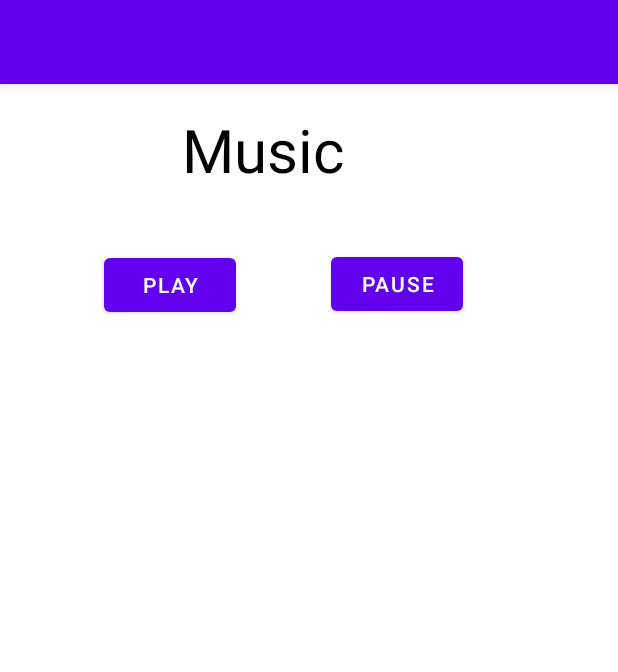
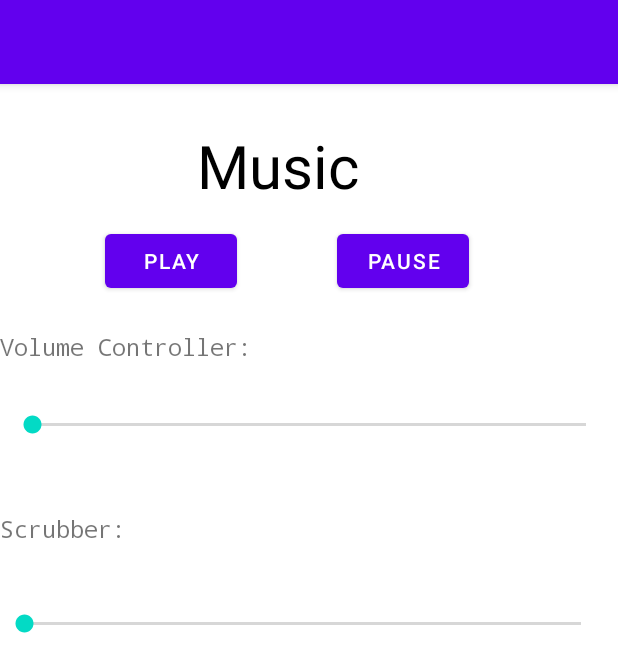
Before and after one commit to OFCDEV/SoundDemo, an Android app: the screen it shows after launch (MainActivity), on a phone screen of 412 x 824 dp. Shown: the top 672 px of the screen. Run offline under Robolectric (Android 15) with nearby library versions, the phone set to English and light mode, and no system bars.

Commit message:
Feat: Added
New features such as volume controller and Scrubber added

```diff
--- a/app/build.gradle
+++ b/app/build.gradle
@@ -36,4 +36,6 @@ dependencies {
     testImplementation 'junit:junit:4.13.2'
     androidTestImplementation 'androidx.test.ext:junit:1.1.5'
     androidTestImplementation 'androidx.test.espresso:espresso-core:3.5.1'
+
+
 }
--- a/app/src/main/java/com/example/sounddemo/MainActivity.java
+++ b/app/src/main/java/com/example/sounddemo/MainActivity.java
@@ -2,13 +2,20 @@ package com.example.sounddemo;
 
 import androidx.appcompat.app.AppCompatActivity;
 
+import android.media.AudioManager;
 import android.media.MediaPlayer;
 import android.os.Bundle;
+import android.util.Log;
 import android.view.View;
 import android.widget.MediaController;
+import android.widget.SeekBar;
+
+import java.util.Timer;
+import java.util.TimerTask;
 
 public class MainActivity extends AppCompatActivity {
     MediaPlayer mplayer;
+    AudioManager audioManager;
 
     public void playAudio(View view){
 
@@ -26,5 +33,72 @@ public class MainActivity extends AppCompatActivity {
         setContentView(R.layout.activity_main);
 
         mplayer = MediaPlayer.create(this, R.raw.music);
+
+        audioManager =(AudioManager) getSystemService(AUDIO_SERVICE);
+
+        int maxVolume = audioManager.getStreamMaxVolume(AudioManager.STREAM_MUSIC);
+
+        int curVolume = audioManager.getStreamVolume(AudioManager.STREAM_MUSIC);
+
+
+        SeekBar volumeControll = (SeekBar) findViewById(R.id.seekBar);
+
+        volumeControll.setMax(maxVolume);
+        volumeControll.setProgress(curVolume);
+        volumeControll.setOnSeekBarChangeListener(new SeekBar.OnSeekBarChangeListener() {
+            @Override
+            public void onProgressChanged(SeekBar seekBar, int progress, boolean b) {
+
+                audioManager.setStreamVolume(AudioManager.STREAM_MUSIC , progress, 0);
+
+            }
+
+            @Override
+            public void onStartTrackingTouch(SeekBar seekBar) {
+
+            }
+
+            @Override
+            public void onStopTrackingTouch(SeekBar seekBar) {
+
+            }
+
+        });
+
+        final SeekBar scrubber = (SeekBar) findViewById(R.id.scrubber);
+
+        scrubber.setMax(mplayer.getDuration());
+
+        new Timer().scheduleAtFixedRate(new TimerTask() {
+            @Override
+            //we're going to run in here immediately and then every
+            //
+            //second.
+            //
+            //So that's what this whole chunk of code is doing.
+            public void run() {
+                scrubber.setProgress(mplayer.getCurrentPosition());
+            }
+        },0,100); //Starting from 0 to every 100miliseconds
+
+
+        scrubber.setOnSeekBarChangeListener(new SeekBar.OnSeekBarChangeListener() {
+            @Override
+            public void onProgressChanged(SeekBar seekBar, int progress, boolean b) {
+
+                mplayer.seekTo(progress);
+
+            }
+            @Override
+            public void onStartTrackingTouch(SeekBar seekBar) {
+
+            }
+
+            @Override
+            public void onStopTrackingTouch(SeekBar seekBar) {
+
+            }
+        });
+
     }
 }
--- a/app/src/main/res/layout/activity_main.xml
+++ b/app/src/main/res/layout/activity_main.xml
@@ -15,10 +15,10 @@
         android:textSize="40dp"
         app:layout_constraintBottom_toBottomOf="parent"
         app:layout_constraintEnd_toEndOf="parent"
-        app:layout_constraintHorizontal_bias="0.407"
+        app:layout_constraintHorizontal_bias="0.441"
         app:layout_constraintStart_toStartOf="parent"
         app:layout_constraintTop_toTopOf="parent"
-        app:layout_constraintVertical_bias="0.023" />
+        app:layout_constraintVertical_bias="0.038" />
 
     <Button
         android:id="@+id/playButton"
@@ -28,10 +28,10 @@
         android:text="Play"
         app:layout_constraintBottom_toBottomOf="parent"
         app:layout_constraintEnd_toEndOf="parent"
-        app:layout_constraintHorizontal_bias="0.214"
+        app:layout_constraintHorizontal_bias="0.216"
         app:layout_constraintStart_toStartOf="parent"
         app:layout_constraintTop_toTopOf="parent"
-        app:layout_constraintVertical_bias="0.153" />
+        app:layout_constraintVertical_bias="0.131" />
 
     <Button
         android:id="@+id/pauseButton"
@@ -41,8 +41,57 @@
         android:text="Pause"
         app:layout_constraintBottom_toBottomOf="parent"
         app:layout_constraintEnd_toEndOf="parent"
-        app:layout_constraintHorizontal_bias="0.681"
+        app:layout_constraintHorizontal_bias="0.693"
         app:layout_constraintStart_toStartOf="parent"
         app:layout_constraintTop_toTopOf="parent"
-        app:layout_constraintVertical_bias="0.152" />
+        app:layout_constraintVertical_bias="0.131" />
+
+    <SeekBar
+        android:id="@+id/seekBar"
+        android:layout_width="401dp"
+        android:layout_height="47dp"
+        app:layout_constraintBottom_toBottomOf="parent"
+        app:layout_constraintEnd_toEndOf="parent"
+        app:layout_constraintStart_toStartOf="parent"
+        app:layout_constraintTop_toTopOf="parent"
+        app:layout_constraintVertical_bias="0.283" />
+
+    <TextView
+        android:id="@+id/textView2"
+        android:layout_width="254dp"
+        android:layout_height="26dp"
+        android:fontFamily="monospace"
+        android:text="Volume Controller:"
+        android:textSize="15dp"
+        app:layout_constraintBottom_toBottomOf="parent"
+        app:layout_constraintEnd_toEndOf="parent"
+        app:layout_constraintHorizontal_bias="0.0"
+        app:layout_constraintStart_toStartOf="parent"
+        app:layout_constraintTop_toTopOf="parent"
+        app:layout_constraintVertical_bias="0.222" />
+
+    <TextView
+        android:id="@+id/textiew3"
+        android:layout_width="137dp"
+        android:layout_height="wrap_content"
+        android:fontFamily="monospace"
+        android:text="Scrubber:"
+        android:textSize="15dp"
+        app:layout_constraintBottom_toBottomOf="parent"
+        app:layout_constraintEnd_toEndOf="parent"
+        app:layout_constraintHorizontal_bias="0.0"
+        app:layout_constraintStart_toStartOf="parent"
+        app:layout_constraintTop_toTopOf="parent"
+        app:layout_constraintVertical_bias="0.383" />
+
+    <SeekBar
+        android:id="@+id/scrubber"
+        android:layout_width="403dp"
+        android:layout_height="60dp"
+        app:layout_constraintBottom_toBottomOf="parent"
+        app:layout_constraintEnd_toEndOf="parent"
+        app:layout_constraintHorizontal_bias="0.0"
+        app:layout_constraintStart_toStartOf="parent"
+        app:layout_constraintTop_toTopOf="parent"
+        app:layout_constraintVertical_bias="0.466" />
 </androidx.constraintlayout.widget.ConstraintLayout>
```
